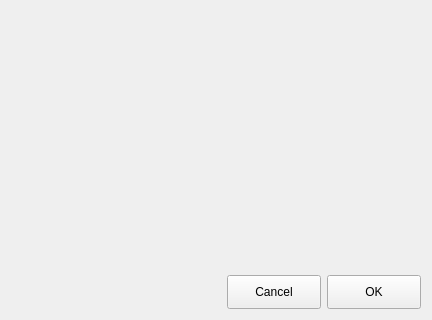
The window that ui/employeeEditor.ui (olk90/shift) describes before a commit, drawn with Qt 5; both pictures show x 0 to 432 and y 236 to 556 of the 432 by 556 pixel window.
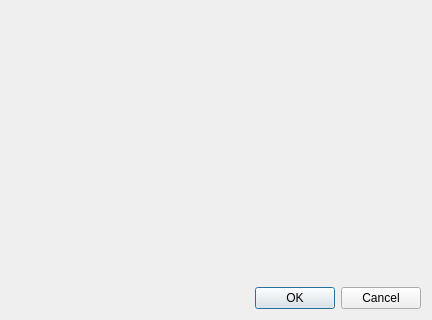
The same window after the commit.

Commit message: use button box in editor dialog

What changed in the file:
```diff
--- a/ui/employeeEditor.ui
+++ b/ui/employeeEditor.ui
@@ -15,7 +15,7 @@
   </property>
   <layout class="QVBoxLayout" name="verticalLayout">
    <item>
-    <layout class="QVBoxLayout" name="userEditorLayout" stretch="0,1,0">
+    <layout class="QVBoxLayout" name="userEditorLayout" stretch="0,1,0,0">
      <property name="sizeConstraint">
       <enum>QLayout::SetDefaultConstraint</enum>
      </property>
@@ -78,54 +78,22 @@
       </layout>
      </item>
      <item>
-      <layout class="QHBoxLayout" name="editUserButtonLayout" stretch="0,0,0">
+      <layout class="QHBoxLayout" name="editUserButtonLayout" stretch="">
        <property name="spacing">
         <number>6</number>
        </property>
        <property name="topMargin">
         <number>0</number>
        </property>
-       <item>
-        <spacer name="horizontalSpacer">
-         <property name="orientation">
-          <enum>Qt::Horizontal</enum>
-         </property>
-         <property name="sizeHint" stdset="0">
-          <size>
-           <width>40</width>
-           <height>20</height>
-          </size>
-         </property>
-        </spacer>
-       </item>
-       <item>
-        <widget class="QPushButton" name="revertButton">
-         <property name="minimumSize">
-          <size>
-           <width>94</width>
-           <height>34</height>
-          </size>
-         </property>
-         <property name="text">
-          <string>Cancel</string>
-         </property>
-        </widget>
-       </item>
-       <item>
-        <widget class="QPushButton" name="commitButton">
-         <property name="minimumSize">
-          <size>
-           <width>94</width>
-           <height>34</height>
-          </size>
-         </property>
-         <property name="text">
-          <string>OK</string>
-         </property>
-        </widget>
-       </item>
       </layout>
      </item>
+     <item>
+      <widget class="QDialogButtonBox" name="buttonBox">
+       <property name="standardButtons">
+        <set>QDialogButtonBox::Cancel|QDialogButtonBox::Ok</set>
+       </property>
+      </widget>
+     </item>
     </layout>
    </item>
   </layout>
```
The commit also changes 2 other files.
